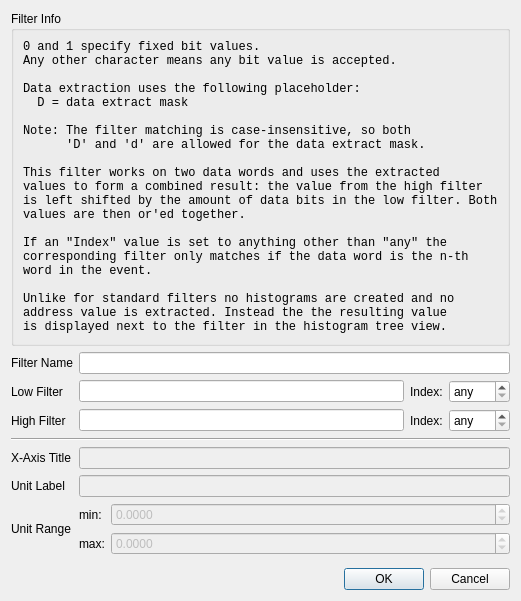
flueke/mvme, file src/dualword_datafilter_dialog.ui: the form before one commit.
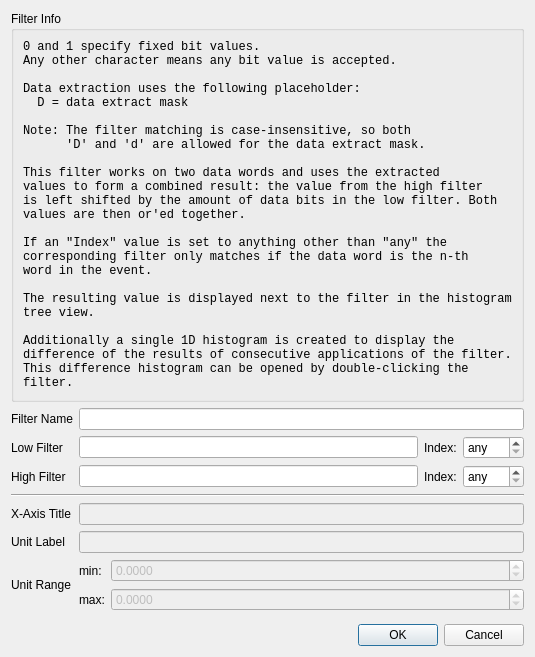
The form after the commit.

Commit message:
Histogramming of DualWordDataFilters differences
The difference of consecutive applications of DualWordDataFilters is now
displayed in a 1D Histogram. The histo is accesible by double-clicking
the filter node.

This code needs some work and testing!

Diff of the .ui file:
```diff
--- a/src/dualword_datafilter_dialog.ui
+++ b/src/dualword_datafilter_dialog.ui
@@ -6,8 +6,8 @@
    <rect>
     <x>0</x>
     <y>0</y>
-    <width>504</width>
-    <height>601</height>
+    <width>518</width>
+    <height>657</height>
    </rect>
   </property>
   <property name="windowTitle">
@@ -249,9 +249,13 @@
 corresponding filter only matches if the data word is the n-th
 word in the event.
 
-Unlike for standard filters no histograms are created and no
-address value is extracted. Instead the the resulting value
-is displayed next to the filter in the histogram tree view.</string>
+The resulting value is displayed next to the filter in the histogram
+tree view.
+
+Additionally a single 1D histogram is created to display the 
+difference of the results of consecutive applications of the filter.
+This difference histogram can be opened by double-clicking the
+filter.</string>
         </property>
         <property name="textFormat">
          <enum>Qt::PlainText</enum>
```
The commit also changes 2 other files.
